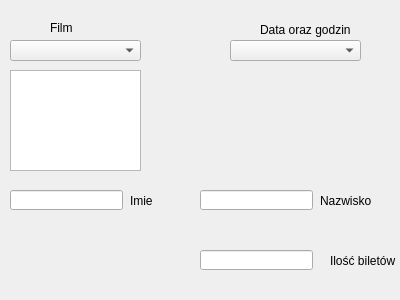
The window that Forms/newreservation.ui (MateuszLin/CinemaProjectCpp) describes before a commit, drawn with Qt 5.
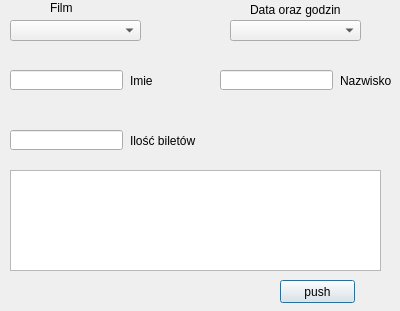
The same window after the commit.

Commit message: - dodano nowe okno wybrania miejsca - automatycznie generuje checkboxy zaleznie od ilosci miejsc - newreservation sprawdzania poprawnosci formularza

What changed in the file:
```diff
--- a/Forms/newreservation.ui
+++ b/Forms/newreservation.ui
@@ -7,7 +7,7 @@
     <x>0</x>
     <y>0</y>
     <width>400</width>
-    <height>300</height>
+    <height>311</height>
    </rect>
   </property>
   <property name="windowTitle">
@@ -20,7 +20,7 @@
    <property name="geometry">
     <rect>
      <x>10</x>
-     <y>190</y>
+     <y>70</y>
      <width>113</width>
      <height>20</height>
     </rect>
@@ -29,8 +29,8 @@
   <widget class="QLineEdit" name="surnameLE">
    <property name="geometry">
     <rect>
-     <x>200</x>
-     <y>190</y>
+     <x>220</x>
+     <y>70</y>
      <width>113</width>
      <height>20</height>
     </rect>
@@ -39,8 +39,8 @@
   <widget class="QLineEdit" name="ticketLE">
    <property name="geometry">
     <rect>
-     <x>200</x>
-     <y>250</y>
+     <x>10</x>
+     <y>130</y>
      <width>113</width>
      <height>20</height>
     </rect>
@@ -52,8 +52,8 @@
   <widget class="QLabel" name="ticketLabel">
    <property name="geometry">
     <rect>
-     <x>330</x>
-     <y>250</y>
+     <x>130</x>
+     <y>130</y>
      <width>71</width>
      <height>21</height>
     </rect>
@@ -66,7 +66,7 @@
    <property name="geometry">
     <rect>
      <x>130</x>
-     <y>190</y>
+     <y>70</y>
      <width>41</width>
      <height>21</height>
     </rect>
@@ -78,8 +78,8 @@
   <widget class="QLabel" name="ticketLabel_3">
    <property name="geometry">
     <rect>
-     <x>320</x>
-     <y>190</y>
+     <x>340</x>
+     <y>70</y>
      <width>61</width>
      <height>21</height>
     </rect>
@@ -92,7 +92,7 @@
    <property name="geometry">
     <rect>
      <x>10</x>
-     <y>40</y>
+     <y>20</y>
      <width>131</width>
      <height>21</height>
     </rect>
@@ -102,7 +102,7 @@
    <property name="geometry">
     <rect>
      <x>50</x>
-     <y>20</y>
+     <y>0</y>
      <width>51</width>
      <height>16</height>
     </rect>
@@ -115,7 +115,7 @@
    <property name="geometry">
     <rect>
      <x>230</x>
-     <y>40</y>
+     <y>20</y>
      <width>131</width>
      <height>21</height>
     </rect>
@@ -124,8 +124,8 @@
   <widget class="QLabel" name="label_2">
    <property name="geometry">
     <rect>
-     <x>260</x>
-     <y>20</y>
+     <x>250</x>
+     <y>0</y>
      <width>91</width>
      <height>20</height>
     </rect>
@@ -141,12 +141,25 @@
    <property name="geometry">
     <rect>
      <x>10</x>
-     <y>70</y>
-     <width>131</width>
+     <y>170</y>
+     <width>371</width>
      <height>101</height>
     </rect>
    </property>
   </widget>
+  <widget class="QPushButton" name="pushButton">
+   <property name="geometry">
+    <rect>
+     <x>280</x>
+     <y>280</y>
+     <width>75</width>
+     <height>23</height>
+    </rect>
+   </property>
+   <property name="text">
+    <string>push</string>
+   </property>
+  </widget>
  </widget>
  <resources/>
  <connections/>
```
Left out of the diff: 4 changed lines with no effect on the pictures. The commit also changes 9 other files.
